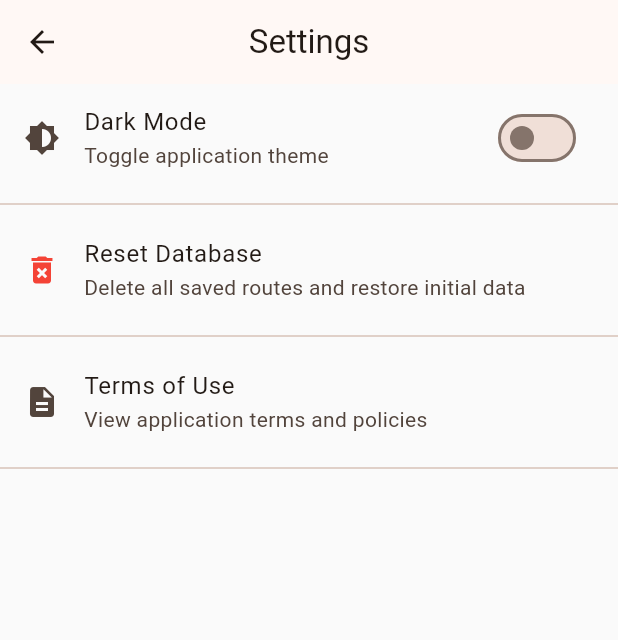
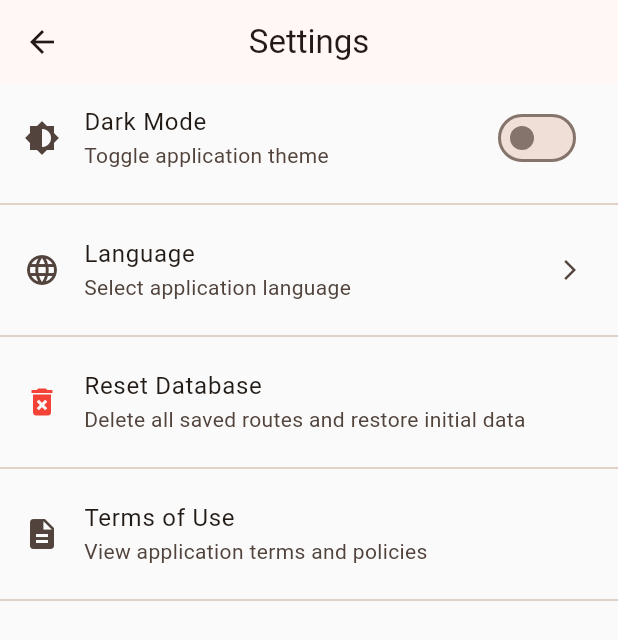
Before and after one commit to leodavidbr/Escala-mais, a Flutter app: the SettingsScreen screen opened directly, on a phone screen of 412 x 824 dp. Shown: the top 640 px of the screen. Run offline on Flutter 3.47's test engine with Material 3 defaults, Android fonts, the phone set to English and light mode, and no system bars; our stand-ins replace flutter_riverpod, image_picker, sqflite; accounts and stored records are empty.

Commit message:
Add language selection feature with localization support

```diff
--- a/lib/l10n/app_en.arb
+++ b/lib/l10n/app_en.arb
@@ -242,5 +242,17 @@
   "gymDeletedSuccessfully": "Gym deleted successfully!",
   "@gymDeletedSuccessfully": { "description": "Success message after gym deletion" },
   "errorDeletingGym": "Error deleting gym",
-  "@errorDeletingGym": { "description": "Error message when gym deletion fails" }
+  "@errorDeletingGym": { "description": "Error message when gym deletion fails" },
+  "languageTitle": "Language",
+  "@languageTitle": { "description": "Title for language setting" },
+  "languageSubtitle": "Select application language",
+  "@languageSubtitle": { "description": "Subtitle for language setting" },
+  "selectLanguage": "Select Language",
+  "@selectLanguage": { "description": "Title for language selection dialog" },
+  "systemDefault": "System Default",
+  "@systemDefault": { "description": "Option to use system default language" },
+  "english": "English",
+  "@english": { "description": "English language option" },
+  "portuguese": "Português (Brasil)",
+  "@portuguese": { "description": "Portuguese (Brazil) language option" }
 }
--- a/lib/l10n/app_localizations.dart
+++ b/lib/l10n/app_localizations.dart
@@ -488,6 +488,42 @@ abstract class AppLocalizations {
   /// In en, this message translates to:
   /// **'Error deleting gym'**
   String get errorDeletingGym;
+
+  /// Title for language setting
+  ///
+  /// In en, this message translates to:
+  /// **'Language'**
+  String get languageTitle;
+
+  /// Subtitle for language setting
+  ///
+  /// In en, this message translates to:
+  /// **'Select application language'**
+  String get languageSubtitle;
+
+  /// Title for language selection dialog
+  ///
+  /// In en, this message translates to:
+  /// **'Select Language'**
+  String get selectLanguage;
+
+  /// Option to use system default language
+  ///
+  /// In en, this message translates to:
+  /// **'System Default'**
+  String get systemDefault;
+
+  /// English language option
+  ///
+  /// In en, this message translates to:
+  /// **'English'**
+  String get english;
+
+  /// Portuguese (Brazil) language option
+  ///
+  /// In en, this message translates to:
+  /// **'Português (Brasil)'**
+  String get portuguese;
 }
 
 class _AppLocalizationsDelegate
--- a/lib/l10n/app_localizations_en.dart
+++ b/lib/l10n/app_localizations_en.dart
@@ -216,4 +216,22 @@ class AppLocalizationsEn extends AppLocalizations {
 
   @override
   String get errorDeletingGym => 'Error deleting gym';
+
+  @override
+  String get languageTitle => 'Language';
+
+  @override
+  String get languageSubtitle => 'Select application language';
+
+  @override
+  String get selectLanguage => 'Select Language';
+
+  @override
+  String get systemDefault => 'System Default';
+
+  @override
+  String get english => 'English';
+
+  @override
+  String get portuguese => 'Português (Brasil)';
 }
--- a/lib/main.dart
+++ b/lib/main.dart
@@ -4,7 +4,8 @@ import 'package:flutter_localizations/flutter_localizations.dart';
 import 'package:flutter_riverpod/flutter_riverpod.dart';
 import 'l10n/app_localizations.dart';
 import 'theme/app_theme.dart';
-import 'theme/theme_mode_notifier.dart'; // Importar o novo notifier;
+import 'theme/theme_mode_notifier.dart';
+import 'theme/locale_notifier.dart';
 
 void main() {
   runApp(const ProviderScope(child: EscalaMaisApp()));
@@ -16,12 +17,14 @@ class EscalaMaisApp extends ConsumerWidget {
   @override
   Widget build(BuildContext context, WidgetRef ref) {
     final themeMode = ref.watch(themeModeProvider);
+    final locale = ref.watch(localeProvider);
     return MaterialApp(
       title: 'Escala Mais',
       debugShowCheckedModeBanner: false,
       theme: AppTheme.lightTheme,
       darkTheme: AppTheme.darkTheme,
       themeMode: themeMode,
+      locale: locale,
       localizationsDelegates: const [
         AppLocalizations.delegate,
         GlobalMaterialLocalizations.delegate,
```
Also changed, not shown: lib/l10n/app_localizations_pt.dart (+36 -0 lines), lib/l10n/app_pt.arb (+7 -1 lines), lib/l10n/app_pt_BR.arb (+7 -1 lines), lib/screens/settings_screen.dart (+56 -0 lines), lib/theme/locale_notifier.dart (added, +26 -0 lines).
